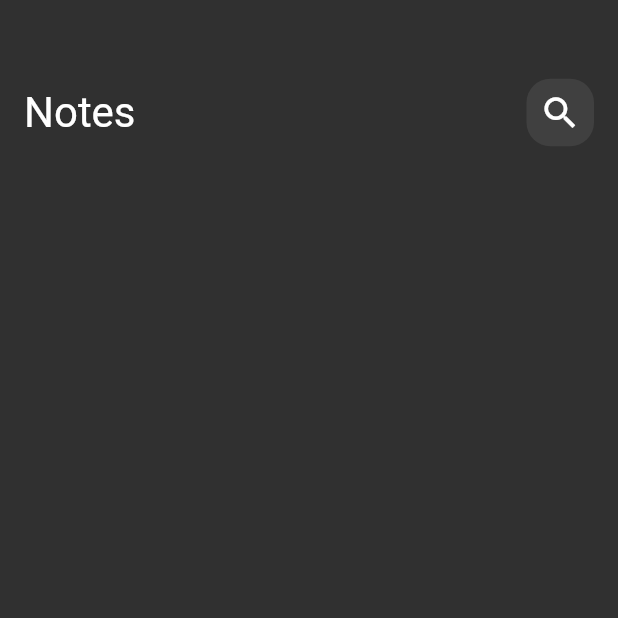
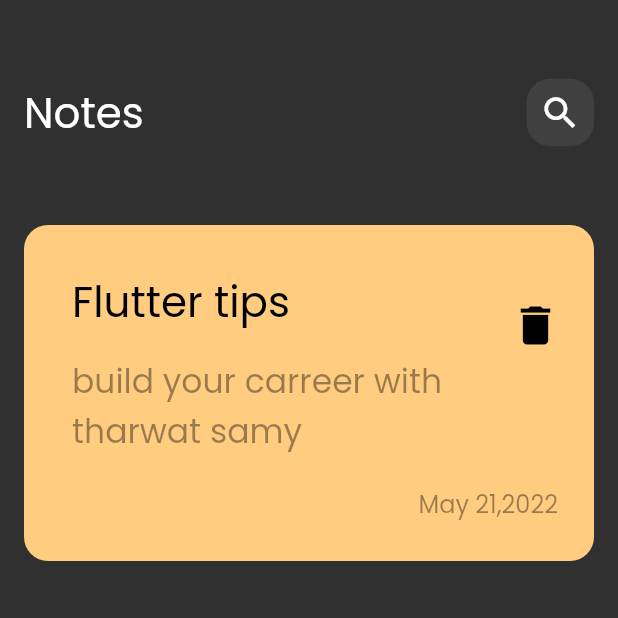
Before and after one commit to HamzaLahmedi/notes_app_flutter, a Flutter app: the screen it shows after launch, on a phone screen of 412 x 824 dp, the top half of it. Run offline on Flutter 3.47's test engine with Material 2 defaults, Android fonts, the phone set to English and light mode, and no system bars.

Commit message:
create custom note item

```diff
--- a/lib/main.dart
+++ b/lib/main.dart
@@ -13,6 +13,7 @@ class NotesApp extends StatelessWidget {
     return MaterialApp(
       theme: ThemeData(
         brightness: Brightness.dark,
+        fontFamily: 'Poppins',
       ),
       home:const NotesView(),
     );
--- a/lib/widgets/custom_app_bar.dart
+++ b/lib/widgets/custom_app_bar.dart
@@ -6,9 +6,7 @@ class CustomAppBar extends StatelessWidget {
 
   @override
   Widget build(BuildContext context) {
-    return const Padding(
-      padding: EdgeInsets.symmetric(horizontal: 16),
-      child: Row(
+    return const Row(
       children: [
         SizedBox(
           height: 150,
@@ -22,7 +20,6 @@ class CustomAppBar extends StatelessWidget {
         Spacer(),
         CustomSearchIcon(),
       ],
-      ),
     );
   }
 }
--- /dev/null
+++ b/lib/widgets/custom_note_item.dart
@@ -0,0 +1,65 @@
+import 'package:flutter/material.dart';
+
+class CustomNoteItem extends StatelessWidget {
+  const CustomNoteItem({super.key});
+
+  @override
+  Widget build(BuildContext context) {
+    return Container(
+      padding: const EdgeInsets.only(
+        top: 26,
+        bottom: 26,
+        left: 16,
+      ),
+      decoration: BoxDecoration(
+        color: const Color(0xffFFCC80),
+        borderRadius: BorderRadius.circular(16),
+      ),
+      child: Column(
+        crossAxisAlignment: CrossAxisAlignment.end,
+        children: [
+          ListTile(
+            title: const Text(
+              'Flutter tips',
+              style: TextStyle(
+                color: Colors.black,
+                fontSize: 28,
+              ),
+            ),
+            subtitle: Padding(
+              padding: const EdgeInsets.only(
+                top: 16,
+                bottom: 16,
+              ),
+              child: Text(
+                'build your carreer with tharwat samy',
+                style: TextStyle(
+                  color: Colors.black.withOpacity(.4),
+                  fontSize: 22,
+                ),
+              ),
+            ),
+            trailing: IconButton(
+              onPressed: () {},
+              icon: const Icon(
+                Icons.delete,
+                color: Colors.black,
+                size: 34,
+              ),
+            ),
+          ),
+          Padding(
+            padding: const EdgeInsets.only(right: 24),
+            child: Text(
+              'May 21,2022',
+              style: TextStyle(
+                color: Colors.black.withOpacity(.4),
+                fontSize: 16,
+              ),
+            ),
+          )
+        ],
+      ),
+    );
+  }
+}
--- a/lib/widgets/notes_view_body.dart
+++ b/lib/widgets/notes_view_body.dart
@@ -1,15 +1,20 @@
 import 'package:flutter/material.dart';
 import 'package:notes_app/widgets/custom_app_bar.dart';
+import 'package:notes_app/widgets/custom_note_item.dart';
 
 class NotesViewBody extends StatelessWidget {
   const NotesViewBody({super.key});
 
   @override
   Widget build(BuildContext context) {
-    return const Column(
-      children: [
-        CustomAppBar(),
-      ],
+    return const Padding(
+      padding:  EdgeInsets.symmetric(horizontal: 16),
+      child:  Column(
+        children: [
+          CustomAppBar(),
+          CustomNoteItem(),
+        ],
+      ),
     );
   }
 }
```
Also changed, not shown: pubspec.yaml (+4 -4 lines), assets/fonts/Poppins-Regular.ttf (added). Lines whose indentation alone changed are shown as unchanged.
